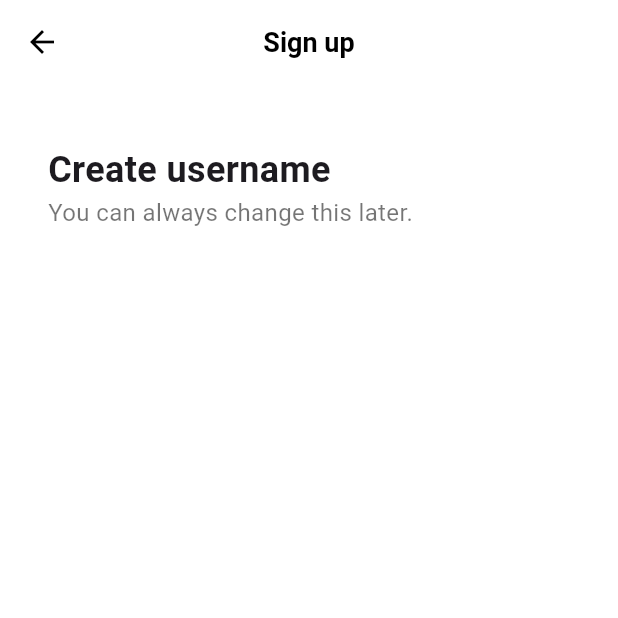
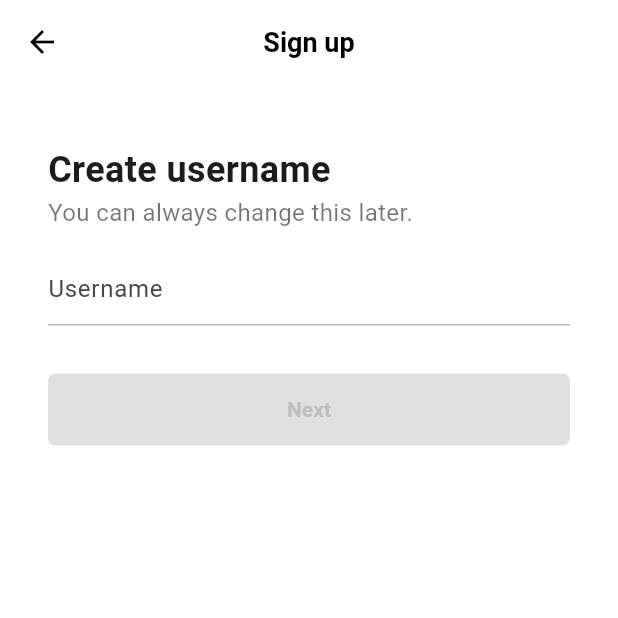
Before and after one commit to WonHyun/TikTokClone, a Flutter app: the screen it shows after launch, after a tap on "Use email & password", on a phone screen of 412 x 824 dp, the top half of it. Run offline on Flutter 3.47's test engine with Material 3 defaults, Android fonts, the phone set to English and light mode, and no system bars; our stand-ins replace font_awesome_flutter.

Commit message:
feat: implement username screen

```diff
--- a/lib/features/authentication/sign_up_screen.dart
+++ b/lib/features/authentication/sign_up_screen.dart
@@ -2,8 +2,8 @@ import 'package:flutter/material.dart';
 import 'package:font_awesome_flutter/font_awesome_flutter.dart';
 import 'package:tictok_clone/constants/gaps.dart';
 import 'package:tictok_clone/constants/sizes.dart';
-import 'package:tictok_clone/features/authentication/email_screen.dart';
 import 'package:tictok_clone/features/authentication/login_screen.dart';
+import 'package:tictok_clone/features/authentication/username_screen.dart';
 import 'package:tictok_clone/features/authentication/widgets/auth_button.dart';
 
 class SignUpScreen extends StatelessWidget {
@@ -15,9 +15,9 @@ class SignUpScreen extends StatelessWidget {
     ));
   }
 
-  void _onEmailTap(BuildContext context) {
+  void _onUsernameTap(BuildContext context) {
     Navigator.of(context).push(MaterialPageRoute(
-      builder: (context) => const EmailScreen(),
+      builder: (context) => const UsernameScreen(),
     ));
   }
 
@@ -48,7 +48,7 @@ class SignUpScreen extends StatelessWidget {
               ),
               Gaps.v40,
               AuthButton(
-                onTap: () => _onEmailTap(context),
+                onTap: () => _onUsernameTap(context),
                 icon: const FaIcon(FontAwesomeIcons.user),
                 text: "Use email & password",
               ),
--- a/lib/features/authentication/username_screen.dart
+++ b/lib/features/authentication/username_screen.dart
@@ -1,10 +1,103 @@
 import 'package:flutter/material.dart';
+import 'package:tictok_clone/constants/gaps.dart';
+import 'package:tictok_clone/constants/sizes.dart';
+import 'package:tictok_clone/features/authentication/email_screen.dart';
 
-class UsernameScreen extends StatelessWidget {
+import 'widgets/form_button.dart';
+
+class UsernameScreen extends StatefulWidget {
   const UsernameScreen({super.key});
 
   @override
+  State<UsernameScreen> createState() => _UsernameScreenState();
+}
+
+class _UsernameScreenState extends State<UsernameScreen> {
+  final TextEditingController _usernameController = TextEditingController();
+
+  String _usename = "";
+
+  void _onNextTap() {
+    if (_usename.isEmpty) return;
+    Navigator.of(context).push(
+      MaterialPageRoute(
+        builder: (context) => const EmailScreen(),
+      ),
+    );
+  }
+
+  @override
+  void initState() {
+    super.initState();
+
+    _usernameController.addListener(() {
+      setState(() {
+        _usename = _usernameController.text;
+      });
+    });
+  }
+
+  @override
+  void dispose() {
+    _usernameController.dispose();
+    super.dispose();
+  }
+
+  @override
   Widget build(BuildContext context) {
-    return const Placeholder();
+    return Scaffold(
+      appBar: AppBar(
+        centerTitle: true,
+        title: const Text(
+          "Sign up",
+        ),
+      ),
+      body: Padding(
+        padding: const EdgeInsets.symmetric(horizontal: Sizes.size32),
+        child: Column(
+          crossAxisAlignment: CrossAxisAlignment.start,
+          children: [
+            Gaps.v40,
+            const Text(
+              "Create username",
+              style: TextStyle(
+                fontSize: Sizes.size24,
+                fontWeight: FontWeight.w700,
+              ),
+            ),
+            const Text(
+              "You can always change this later.",
+              style: TextStyle(
+                fontSize: Sizes.size16,
+                color: Colors.black54,
+              ),
+            ),
+            Gaps.v16,
+            TextField(
+              controller: _usernameController,
+              decoration: InputDecoration(
+                hintText: "Username",
+                enabledBorder: UnderlineInputBorder(
+                  borderSide: BorderSide(
+                    color: Colors.grey.shade400,
+                  ),
+                ),
+                focusedBorder: UnderlineInputBorder(
+                  borderSide: BorderSide(
+                    color: Colors.grey.shade400,
+                  ),
+                ),
+              ),
+              cursorColor: Theme.of(context).primaryColor,
+            ),
+            Gaps.v32,
+            FormButton(
+              isEnabled: _usename.isNotEmpty,
+              onTap: () => _onNextTap(),
+            ),
+          ],
+        ),
+      ),
+    );
   }
 }
--- /dev/null
+++ b/lib/features/authentication/widgets/form_button.dart
@@ -0,0 +1,41 @@
+import 'package:flutter/material.dart';
+import 'package:tictok_clone/constants/sizes.dart';
+
+class FormButton extends StatelessWidget {
+  const FormButton({
+    super.key,
+    this.isEnabled = true,
+    required this.onTap,
+  });
+
+  final bool isEnabled;
+  final VoidCallback onTap;
+
+  @override
+  Widget build(BuildContext context) {
+    return GestureDetector(
+      onTap: isEnabled ? onTap : () => {},
+      child: FractionallySizedBox(
+        widthFactor: 1.0,
+        child: AnimatedContainer(
+          duration: Durations.short3,
+          padding: const EdgeInsets.symmetric(vertical: Sizes.size16),
+          decoration: BoxDecoration(
+            borderRadius: BorderRadius.circular(Sizes.size5),
+            color: isEnabled
+                ? Theme.of(context).primaryColor
+                : Colors.grey.shade300,
+          ),
+          child: AnimatedDefaultTextStyle(
+            duration: Durations.short3,
+            style: TextStyle(
+              color: isEnabled ? Colors.white : Colors.grey.shade400,
+              fontWeight: FontWeight.w600,
+            ),
+            child: const Text("Next", textAlign: TextAlign.center),
+          ),
+        ),
+      ),
+    );
+  }
+}
```
